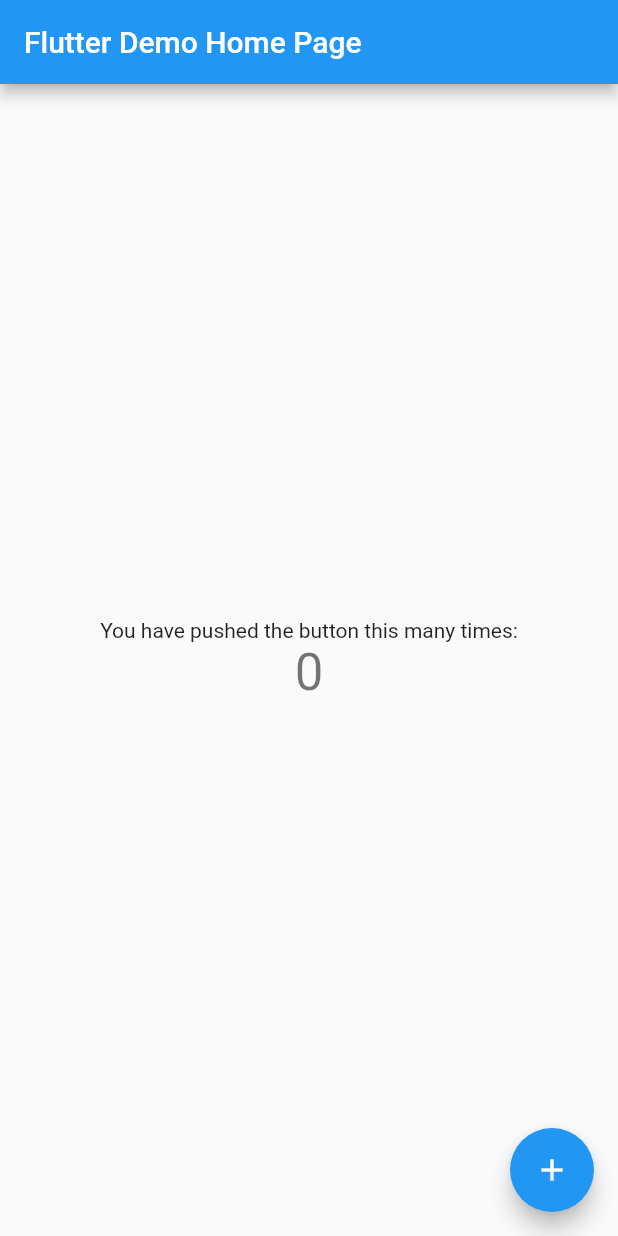
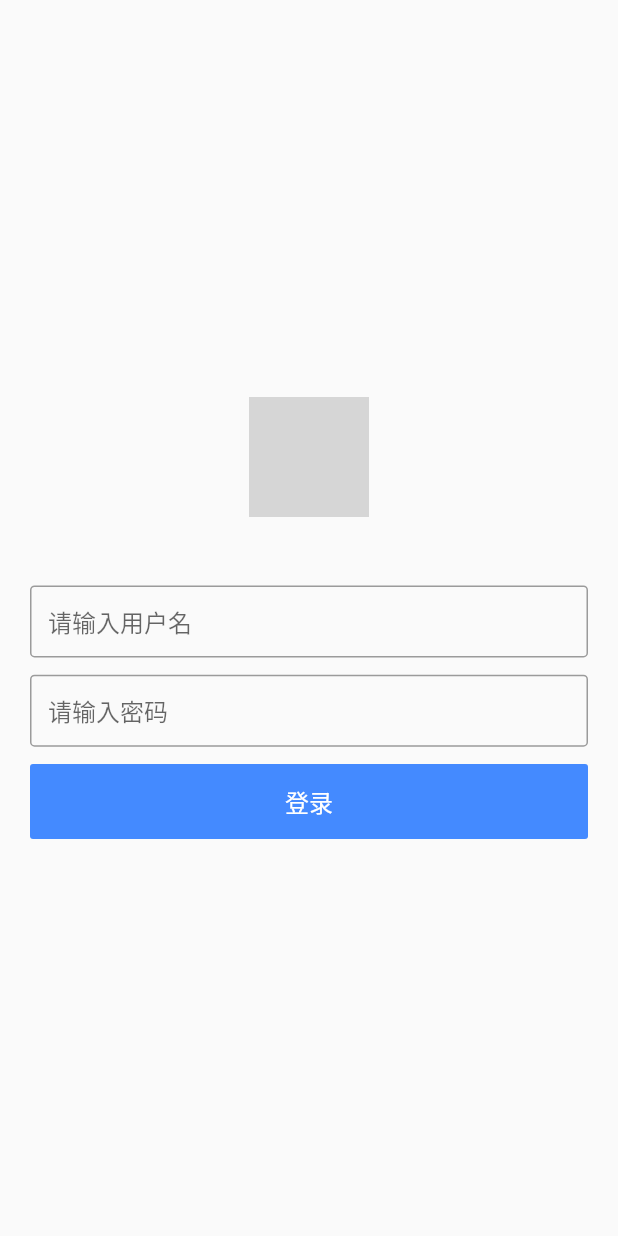
Before and after one commit to yuklyn/flutter_app, a Flutter app: the screen it shows after launch, on a phone screen of 412 x 824 dp. Run offline on Flutter 3.47's test engine with Material 2 defaults, Android fonts, the phone set to English and light mode, and no system bars; grey boxes are pictures that could not be loaded.

Commit message:
添加几个控件

```diff
--- a/lib/main.dart
+++ b/lib/main.dart
@@ -1,109 +1,35 @@
 import 'package:flutter/material.dart';
+import 'package:flutter_app/page/HomePage.dart';
+import 'package:flutter_app/page/LoginPage.dart';
+import 'package:flutter_app/page/SplashPage.dart';
+import 'package:flutter_app/util/Log.dart';
+import 'package:flutter_app/value/strings.dart';
 
 void main() => runApp(new MyApp());
 
+const String TAG = 'main';
+
 class MyApp extends StatelessWidget {
-  // This widget is the root of your application.
+  static const String ROUTE_PAGE_SPLASH = 'SplashPage';
+  static const String ROUTE_PAGE_LOGIN = 'LoginPage';
+  static const String ROUTE_PAGE_HOME = 'HomePage';
+
+  final Map<String, WidgetBuilder> _routes = <String, WidgetBuilder>{
+    Navigator.defaultRouteName: (context) =>
+    new SplashPage(title: page_splash_title),
+    ROUTE_PAGE_LOGIN: (context) => new LoginPage(title: page_login_title),
+    ROUTE_PAGE_HOME: (context) => new HomePage(title: page_home_title)
+  };
+
   @override
   Widget build(BuildContext context) {
+    Log.d(TAG, 'Building App');
     return new MaterialApp(
-      title: 'Flutter Demo',
+      title: app_name,
       theme: new ThemeData(
-        // This is the theme of your application.
-        //
-        // Try running your application with "flutter run". You'll see the
-        // application has a blue toolbar. Then, without quitting the app, try
-        // changing the primarySwatch below to Colors.green and then invoke
-        // "hot reload" (press "r" in the console where you ran "flutter run",
-        // or press Run > Flutter Hot Reload in IntelliJ). Notice that the
-        // counter didn't reset back to zero; the application is not restarted.
         primarySwatch: Colors.blue,
       ),
-      home: new MyHomePage(title: 'Flutter Demo Home Page'),
+      routes: _routes,
     );
   }
 }
-
-class MyHomePage extends StatefulWidget {
-  MyHomePage({Key key, this.title}) : super(key: key);
-
-  // This widget is the home page of your application. It is stateful, meaning
-  // that it has a State object (defined below) that contains fields that affect
-  // how it looks.
-
-  // This class is the configuration for the state. It holds the values (in this
-  // case the title) provided by the parent (in this case the App widget) and
-  // used by the build method of the State. Fields in a Widget subclass are
-  // always marked "final".
-
-  final String title;
-
-  @override
-  _MyHomePageState createState() => new _MyHomePageState();
-}
-
-class _MyHomePageState extends State<MyHomePage> {
-  int _counter = 0;
-
-  void _incrementCounter() {
-    setState(() {
-      // This call to setState tells the Flutter framework that something has
-      // changed in this State, which causes it to rerun the build method below
-      // so that the display can reflect the updated values. If we changed
-      // _counter without calling setState(), then the build method would not be
-      // called again, and so nothing would appear to happen.
-      _counter++;
-    });
-  }
-
-  @override
-  Widget build(BuildContext context) {
-    // This method is rerun every time setState is called, for instance as done
-    // by the _incrementCounter method above.
-    //
-    // The Flutter framework has been optimized to make rerunning build methods
-    // fast, so that you can just rebuild anything that needs updating rather
-    // than having to individually change instances of widgets.
-    return new Scaffold(
-      appBar: new AppBar(
-        // Here we take the value from the MyHomePage object that was created by
-        // the App.build method, and use it to set our appbar title.
-        title: new Text(widget.title),
-      ),
-      body: new Center(
-        // Center is a layout widget. It takes a single child and positions it
-        // in the middle of the parent.
-        child: new Column(
-          // Column is also layout widget. It takes a list of children and
-          // arranges them vertically. By default, it sizes itself to fit its
-          // children horizontally, and tries to be as tall as its parent.
-          //
-          // Invoke "debug paint" (press "p" in the console where you ran
-          // "flutter run", or select "Toggle Debug Paint" from the Flutter tool
-          // window in IntelliJ) to see the wireframe for each widget.
-          //
-          // Column has various properties to control how it sizes itself and
-          // how it positions its children. Here we use mainAxisAlignment to
-          // center the children vertically; the main axis here is the vertical
-          // axis because Columns are vertical (the cross axis would be
-          // horizontal).
-          mainAxisAlignment: MainAxisAlignment.center,
-          children: <Widget>[
-            new Text(
-              'You have pushed the button this many times:',
-            ),
-            new Text(
-              '$_counter',
-              style: Theme.of(context).textTheme.display1,
-            ),
-          ],
-        ),
-      ),
-      floatingActionButton: new FloatingActionButton(
-        onPressed: _incrementCounter,
-        tooltip: 'Increment',
-        child: new Icon(Icons.add),
-      ), // This trailing comma makes auto-formatting nicer for build methods.
-    );
-  }
-}
--- /dev/null
+++ b/lib/page/LoginPage.dart
@@ -0,0 +1,181 @@
+import 'dart:async';
+
+import 'package:flutter/material.dart';
+import 'package:flutter_app/main.dart';
+import 'package:flutter_app/util/Log.dart';
+import 'package:flutter_app/value/strings.dart';
+
+const String TAG = 'LoginPage';
+
+class LoginPage extends StatefulWidget {
+
+  LoginPage({Key key, this.title}) : super(key: key);
+
+  final String title;
+
+  @override
+  State<StatefulWidget> createState() {
+    return new LoginPageState();
+  }
+
+}
+
+class LoginPageState extends State<LoginPage> with WidgetsBindingObserver {
+  AppLifecycleState _lastLifecycleState;
+
+  bool _isLoginStart = false;
+
+  final double _height = 300.0;
+
+  TextEditingController _userController = new UsernameController();
+  TextEditingController _passController = new PasswordController();
+
+  LoginPageState() : super();
+
+  void onLoginBtnPressed() {
+    FocusScope.of(context).requestFocus(new FocusNode());
+    setState(() {
+      _isLoginStart = true;
+    });
+    new Future.delayed(new Duration(seconds: 1), () {
+      this.setState(() {
+        _isLoginStart = false;
+        if (_userController.text == 'yuklyn' &&
+            _passController.text == '123') {
+          Navigator.of(context).pushReplacementNamed(MyApp.ROUTE_PAGE_HOME);
+        } else {
+          setState(() {
+            _userController.text = '重新输入';
+          });
+        }
+      });
+    });
+  }
+
+  @override
+  void initState() {
+    super.initState();
+    Log.d(TAG, 'initState');
+    WidgetsBinding.instance.addObserver(this);
+  }
+
+  @override
+  Widget build(BuildContext context) {
+    Log.d(TAG, 'build');
+    return new Scaffold(
+      body: new GestureDetector(
+        behavior: HitTestBehavior.translucent,
+        onTap: () {
+          FocusScope.of(context).requestFocus(new FocusNode());
+        },
+        child: new Center(
+          child: new Container(
+            constraints: new BoxConstraints.expand(
+              height: _height,
+            ),
+            alignment: Alignment.center,
+            padding: const EdgeInsets.symmetric(horizontal: 20.0),
+            child: new Column(
+              mainAxisAlignment: MainAxisAlignment.spaceAround,
+              children: buildInputWidgets(),
+            ),
+          ),
+        ),
+      ),
+    );
+  }
+
+  @override
+  void dispose() {
+    WidgetsBinding.instance.removeObserver(this);
+    Log.d(TAG, 'dispose');
+    super.dispose();
+  }
+
+  @override
+  void didChangeAppLifecycleState(AppLifecycleState state) {
+    _lastLifecycleState = state;
+    Log.d(TAG, 'LifecycleState has changed: ' + state.toString());
+  }
+
+  List<Widget> buildInputWidgets() {
+    return <Widget>[
+      new Container(
+        child: new Image.asset(
+          'res/images/git.icon', height: 80.0, width: 80.0,),
+      ),
+      new Container(
+        margin: const EdgeInsets.only(top: 40.0),
+        child: new TextField(
+            style: new TextStyle(
+                fontSize: 16.0, color: Colors.black87),
+            controller: _userController,
+            decoration: new InputDecoration(
+              contentPadding: const EdgeInsets.all(12.0),
+              border: new OutlineInputBorder(
+                  borderSide: new BorderSide(
+                      color: Colors.black87, width: 1.0),
+                  borderRadius: new BorderRadius.circular(3.0)),
+              hintText: page_login_username_hint,
+            )
+        ),
+      ),
+      new Container(
+        margin: const EdgeInsets.only(top: 6.0),
+        child: new TextField(
+          controller: _passController,
+          style: new TextStyle(fontSize: 16.0, color: Colors.black87),
+          decoration: new InputDecoration(
+            contentPadding: const EdgeInsets.all(12.0),
+            border: new OutlineInputBorder(
+                borderSide: new BorderSide(
+                    color: Colors.black87, width: 1.0),
+                borderRadius: new BorderRadius.circular(3.0)),
+            hintText: page_login_password_hint,
+          ),
+          obscureText: true,
+        ),
+      ),
+      new Container(
+        height: 50.0,
+        margin: const EdgeInsets.only(top: 6.0),
+        child: new Stack(
+          alignment: Alignment.center,
+          children: <Widget>[
+            new Offstage(
+              offstage: _isLoginStart,
+              child: new Container(
+                height: 50.0,
+                width: MediaQuery
+                    .of(context)
+                    .size
+                    .width,
+                child: new FlatButton(
+                  child: new Text(
+                      page_login_button_text,
+                      style: new TextStyle(fontSize: 16.0)),
+                  textColor: Colors.white,
+                  color: Colors.blueAccent,
+                  highlightColor: Colors.lightBlueAccent,
+                  onPressed: onLoginBtnPressed,
+                ),),
+            ),
+            new Offstage(
+              offstage: !_isLoginStart,
+              child: new CircularProgressIndicator(),
+            ),
+          ],
+        ),
+      ),
+    ];
+  }
+}
+
+class LoginInputWidget extends CustomMultiChildLayout {
+}
+
+class UsernameController extends TextEditingController {
+}
+
+class PasswordController extends TextEditingController {
+}
--- /dev/null
+++ b/lib/ui/CommonAppBar.dart
@@ -0,0 +1,6 @@
+import 'package:flutter/material.dart';
+
+class CommonAppBar extends AppBar {
+  CommonAppBar(String title, List<Widget> actions,) : super();
+
+}
--- /dev/null
+++ b/lib/util/Log.dart
@@ -0,0 +1,24 @@
+import 'package:flutter/material.dart';
+
+class Log {
+  static const bool isDebug = true;
+  static const int traceCount = 1;
+  static const int traceDepth = 2;
+
+  static void d(String tag, String msg) {
+    if (isDebug) {
+      Iterable<String> lines = StackTrace.current.toString().trimRight().split(
+          '\n');
+      lines = lines.take(traceDepth).skip(traceDepth - traceCount);
+      if (traceCount == 1) {
+        debugPrint(
+            FlutterError.defaultStackFilter(lines).toString().split('#1')[1]
+                .trimLeft() + ': ' + tag + ': ' + msg);
+      } else {
+        debugPrint(
+            tag + ': ' + msg + '\n' +
+                FlutterError.defaultStackFilter(lines).join('\n'));
+      }
+    }
+  }
+}
--- /dev/null
+++ b/lib/value/strings.dart
@@ -0,0 +1,12 @@
+const String app_name = 'yuklyn';
+
+const String page_splash_title = '闪屏';
+const String page_splash_description = 'This is my first flutter demo';
+const String page_splash_copyright = 'by yuklyn';
+
+const String page_login_title = '登录';
+const String page_login_username_hint = '请输入用户名';
+const String page_login_password_hint = '请输入密码';
+const String page_login_button_text = '登录';
+
+const String page_home_title = '首页';
--- a/pubspec.yaml
+++ b/pubspec.yaml
@@ -29,6 +29,8 @@ flutter:
   # assets:
   #  - images/a_dot_burr.jpeg
   #  - images/a_dot_ham.jpeg
+  assets:
+   - res/images/git.icon
 
   # An image asset can refer to one or more resolution-specific "variants", see
   # https://flutter.io/assets-and-images/#resolution-aware.
```
Also changed, not shown: lib/page/HomePage.dart (added, +203 -0 lines), lib/page/SplashPage.dart (added, +86 -0 lines), lib/value/dimens.dart (added), 2 other files.
